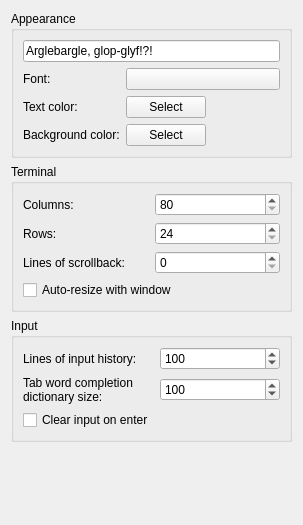
Old version of the form src/preferences/clientpage.ui in the repository MUME/MMapper.
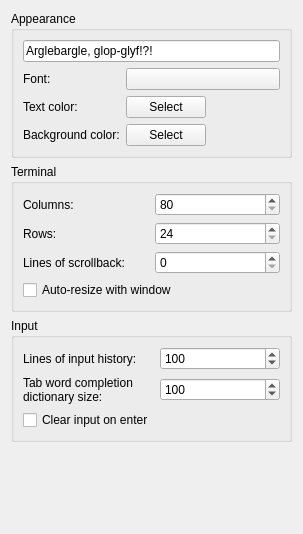
New version of the form.

The edit to the form file:
```diff
--- a/src/preferences/clientpage.ui
+++ b/src/preferences/clientpage.ui
@@ -7,7 +7,7 @@
     <x>0</x>
     <y>0</y>
     <width>303</width>
-    <height>525</height>
+    <height>534</height>
    </rect>
   </property>
   <property name="windowTitle">
```
Left out of the diff: 24 changed lines with no effect on the pictures.
